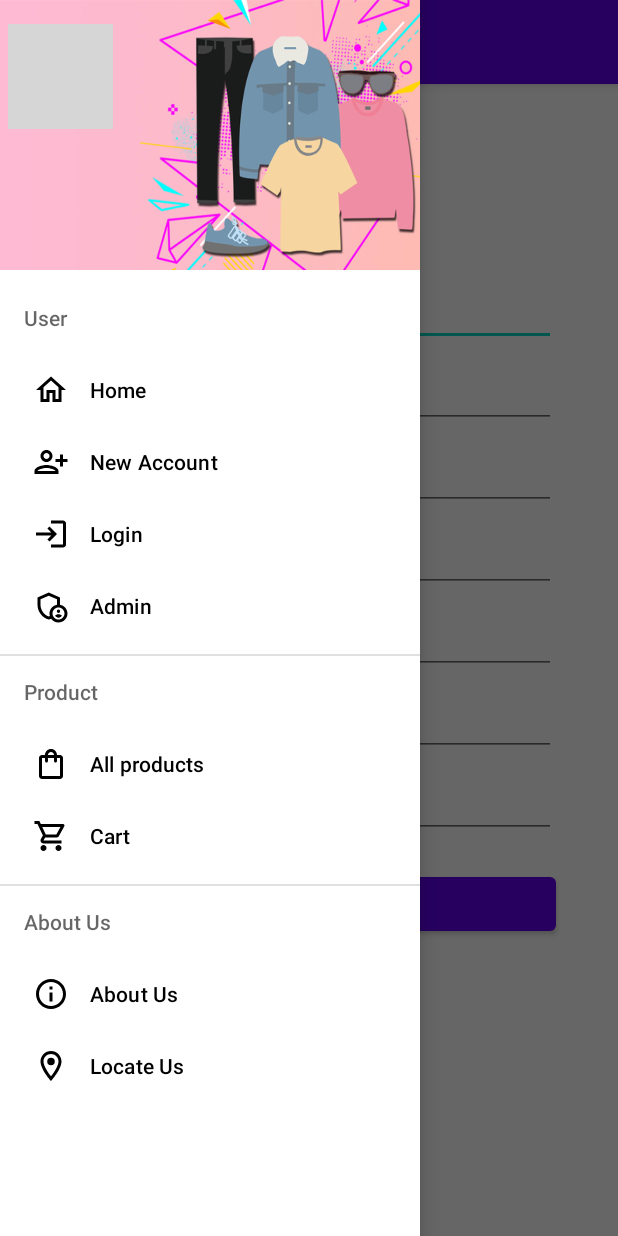
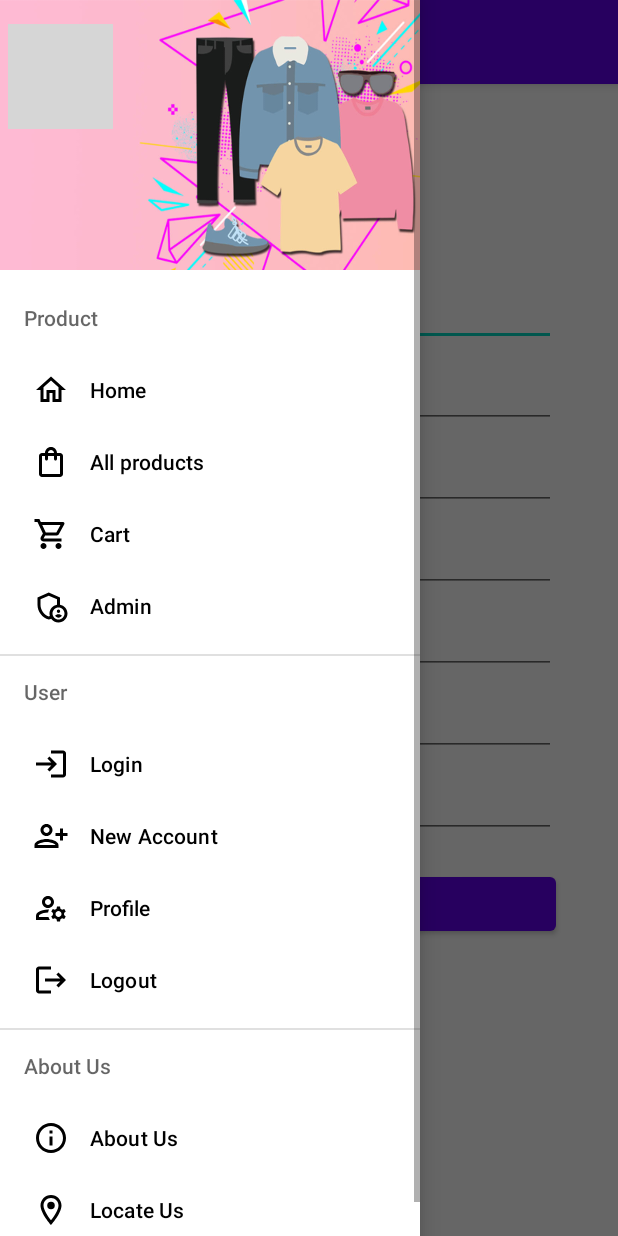
Before and after one commit to Sayyed-Abrar-Akhtar/E-commerce-clothing-app, an Android app: the SignUpActivity screen opened directly, with no data from a screen before it, with the side drawer open, on a phone screen of 412 x 824 dp. Run offline under Robolectric (Android 15) with nearby library versions, the phone set to English and light mode, and no system bars; our stand-ins replace CircleImageView, data binding; pictures from the network do not load; grey boxes are pictures that could not be loaded.

Commit message:
Added update logout functions in app

```diff
--- a/app/src/main/java/com/sayyed/onlineclothingapplication/api/UserApi.kt
+++ b/app/src/main/java/com/sayyed/onlineclothingapplication/api/UserApi.kt
@@ -31,4 +31,26 @@ interface UserApi {
             @Field("email") email :String,
             @Field("password") password :String
     ): Response<UserResponse>
+
+
+    // Update
+    @FormUrlEncoded
+    @PUT("/api/users/profile")
+    suspend fun updateUser(
+            @Header("Authorization") token: String,
+            @Field("firstName") firstName: String,
+            @Field("lastName") lastName: String,
+            @Field("contact") contact: String,
+            @Field("username") username: String,
+            @Field("email") email: String,
+            @Field("password") password: String,
+            @Field("image") image: String,
+    ): Response<UserResponse>
+
+
+    @PUT("/api/users/{id}")
+    suspend fun deleteUser(
+            @Header("Authorization") token: String,
+            @Path("id") id: String,
+    ): Response<UserResponse>
 }
--- a/app/src/main/java/com/sayyed/onlineclothingapplication/repository/CategoryRepository.kt
+++ b/app/src/main/java/com/sayyed/onlineclothingapplication/repository/CategoryRepository.kt
@@ -27,4 +27,5 @@ class CategoryRepository(private val categoryDAO: CategoryDAO): ApiRequest() {
     }
 
     val retrieveCategoryFromRoom = categoryDAO.retrieveCategory()
+
 }
--- a/app/src/main/java/com/sayyed/onlineclothingapplication/ui/LoginActivity.kt
+++ b/app/src/main/java/com/sayyed/onlineclothingapplication/ui/LoginActivity.kt
@@ -47,11 +47,10 @@ class LoginActivity : AppCompatActivity() {
         super.onCreate(savedInstanceState)
         setContentView(R.layout.activity_login)
 
-        //TODO("redundant shared pref getdharedpref 57 & 86")
 
         binding = DataBindingUtil.setContentView(this@LoginActivity, R.layout.activity_login)
 
-
+        val action = intent.getStringExtra("logout")
 
         /*----------------------------------------SHARED PREFERENCES----------------------------------------------*/
         getSharedPref()
@@ -82,8 +81,6 @@ class LoginActivity : AppCompatActivity() {
         navigationDrawerSetup.addEventListenerToNavItems(this@LoginActivity, binding.navigationView, isAdminSharedPref )
 
         setupViewModel()
-
-        getSharedPref()
 
         /*-----------------------------------LOGIN BTN CLICK LISTENER---------------------------------------------*/
         binding.btnLogin.setOnClickListener {
--- a/app/src/main/java/com/sayyed/onlineclothingapplication/utils/FileUpload.kt
+++ b/app/src/main/java/com/sayyed/onlineclothingapplication/utils/FileUpload.kt
@@ -88,5 +88,13 @@ class FileUpload: AppCompatActivity() {
             }
         }
 
+        /*--------------------------------------------CHECK HTTPS-----------------------------------------------------*/
+        fun checkImageString(imgString: String): String {
+            if (imgString.contains("uploads/")) {
+                return "http://192.168.1.69:90/$imgString"
+            }
+            return imgString
+        }
+
     }
 }
--- /dev/null
+++ b/app/src/main/res/drawable/logout.xml
@@ -0,0 +1,5 @@
+<vector android:autoMirrored="true" android:height="24dp"
+    android:tint="#333333" android:viewportHeight="24"
+    android:viewportWidth="24" android:width="24dp" xmlns:android="http://schemas.android.com/apk/res/android">
+    <path android:fillColor="@android:color/white" android:pathData="M17,7l-1.41,1.41L18.17,11H8v2h10.17l-2.58,2.58L17,17l5,-5zM4,5h8V3H4c-1.1,0 -2,0.9 -2,2v14c0,1.1 0.9,2 2,2h8v-2H4V5z"/>
+</vector>
--- /dev/null
+++ b/app/src/main/res/drawable/profile.xml
@@ -0,0 +1,7 @@
+<vector android:height="24dp" android:tint="#333333"
+    android:viewportHeight="24" android:viewportWidth="24"
+    android:width="24dp" xmlns:android="http://schemas.android.com/apk/res/android">
+    <path android:fillColor="@android:color/white" android:pathData="M4,18v-0.65c0,-0.34 0.16,-0.66 0.41,-0.81C6.1,15.53 8.03,15 10,15c0.03,0 0.05,0 0.08,0.01c0.1,-0.7 0.3,-1.37 0.59,-1.98C10.45,13.01 10.23,13 10,13c-2.42,0 -4.68,0.67 -6.61,1.82C2.51,15.34 2,16.32 2,17.35V20h9.26c-0.42,-0.6 -0.75,-1.28 -0.97,-2H4z"/>
+    <path android:fillColor="@android:color/white" android:pathData="M10,12c2.21,0 4,-1.79 4,-4s-1.79,-4 -4,-4C7.79,4 6,5.79 6,8S7.79,12 10,12zM10,6c1.1,0 2,0.9 2,2s-0.9,2 -2,2c-1.1,0 -2,-0.9 -2,-2S8.9,6 10,6z"/>
+    <path android:fillColor="@android:color/white" android:pathData="M20.75,16c0,-0.22 -0.03,-0.42 -0.06,-0.63l1.14,-1.01l-1,-1.73l-1.45,0.49c-0.32,-0.27 -0.68,-0.48 -1.08,-0.63L18,11h-2l-0.3,1.49c-0.4,0.15 -0.76,0.36 -1.08,0.63l-1.45,-0.49l-1,1.73l1.14,1.01c-0.03,0.21 -0.06,0.41 -0.06,0.63s0.03,0.42 0.06,0.63l-1.14,1.01l1,1.73l1.45,-0.49c0.32,0.27 0.68,0.48 1.08,0.63L16,21h2l0.3,-1.49c0.4,-0.15 0.76,-0.36 1.08,-0.63l1.45,0.49l1,-1.73l-1.14,-1.01C20.72,16.42 20.75,16.22 20.75,16zM17,18c-1.1,0 -2,-0.9 -2,-2s0.9,-2 2,-2s2,0.9 2,2S18.1,18 17,18z"/>
+</vector>
--- a/app/src/main/res/menu/menu_navigation.xml
+++ b/app/src/main/res/menu/menu_navigation.xml
@@ -1,41 +1,45 @@
 <?xml version="1.0" encoding="utf-8"?>
 <menu xmlns:android="http://schemas.android.com/apk/res/android">
-    <item android:title="@string/user">
+    <item android:title="@string/product">
         <menu>
             <item
                 android:id="@+id/dashboard"
                 android:title="@string/home"
                 android:icon="@drawable/home"/>
             <item
-                android:id="@+id/account_signUp"
-                android:title="@string/account_sign_up"
-                android:icon="@drawable/sign_up"/>
+                android:id="@+id/all_products"
+                android:title="@string/all_products"
+                android:icon="@drawable/product"/>
             <item
-                android:id="@+id/account_login"
-                android:title="@string/account_log_in"
-                android:icon="@drawable/login"/>
+                android:id="@+id/cart"
+                android:title="@string/cart"
+                android:icon="@drawable/cart"/>
             <item
                 android:id="@+id/account_admin"
                 android:title="@string/admin"
                 android:icon="@drawable/admin"/>
         </menu>
     </item>
-
-    <item android:title="@string/product">
+    <item android:title="@string/user">
         <menu>
             <item
-                android:id="@+id/all_products"
-                android:title="@string/all_products"
-                android:icon="@drawable/product"/>
-
-
+                android:id="@+id/account_login"
+                android:title="@string/account_log_in"
+                android:icon="@drawable/login"/>
             <item
-                android:id="@+id/cart"
-                android:title="@string/cart"
-                android:icon="@drawable/cart"/>
+                android:id="@+id/account_signUp"
+                android:title="@string/account_sign_up"
+                android:icon="@drawable/sign_up"/>
+            <item
+                android:id="@+id/account_profile"
+                android:title="@string/profile"
+                android:icon="@drawable/profile"/>
+            <item
+                android:id="@+id/account_logout"
+                android:title="@string/logout"
+                android:icon="@drawable/logout"/>
         </menu>
     </item>
-
     <item android:title="@string/info_about_us">
         <menu>
             <item
@@ -48,5 +52,4 @@
                 android:icon="@drawable/locate_us"/>
         </menu>
     </item>
-
 </menu>
--- a/app/src/main/res/values/strings.xml
+++ b/app/src/main/res/values/strings.xml
@@ -36,4 +36,6 @@
     <string name="all_categories">All category</string>
     <string name="all_users">All users</string>
     <string name="all_orders">All orders</string>
+    <string name="profile">Profile</string>
+    <string name="logout">Logout</string>
 </resources>
```
Also changed, not shown: app/src/main/java/com/sayyed/onlineclothingapplication/repository/UserRepository.kt (+26 -3 lines), app/src/main/java/com/sayyed/onlineclothingapplication/ui/DashboardActivity.kt (+16 -9 lines), app/src/main/java/com/sayyed/onlineclothingapplication/ui/NavigationDrawerSetup.kt (+23 -2 lines), app/src/main/java/com/sayyed/onlineclothingapplication/ui/SignUpActivity.kt (+103 -14 lines), app/src/main/java/com/sayyed/onlineclothingapplication/viewmodel/UserViewModel.kt (+23 -4 lines).
